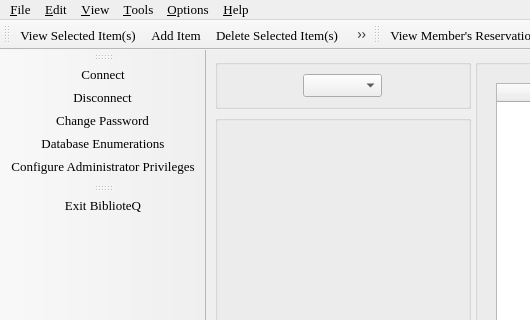
The window that mainwindow.ui (textbrowser/biblioteq) describes before a commit, drawn with Qt 5; both pictures show x 0 to 530 and y 0 to 320 of the 900 by 650 pixel window.
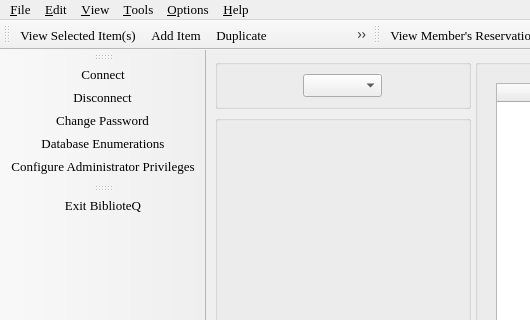
The same window after the commit. Icons and pictures are not drawn. Custom widgets are drawn as their Qt base class.

Patch:
```diff
--- a/mainwindow.ui
+++ b/mainwindow.ui
@@ -597,6 +597,7 @@
    </attribute>
    <addaction name="detailsTool"/>
    <addaction name="createTool"/>
+   <addaction name="duplicateTool"/>
    <addaction name="deleteTool"/>
    <addaction name="modifyTool"/>
    <addaction name="printTool"/>
@@ -1387,6 +1388,24 @@
     <string>&amp;Export View as CSV</string>
    </property>
   </action>
+  <action name="duplicateTool">
+   <property name="icon">
+    <iconset>
+     <normaloff>icons.d/32x32/duplicate.png</normaloff>icons.d/32x32/duplicate.png</iconset>
+   </property>
+   <property name="text">
+    <string>Duplicate</string>
+   </property>
+   <property name="toolTip">
+    <string>Duplicate</string>
+   </property>
+   <property name="font">
+    <font>
+     <family>Times</family>
+     <pointsize>10</pointsize>
+    </font>
+   </property>
+  </action>
  </widget>
  <customwidgets>
   <customwidget>
```
Left out of the diff: 5 changed lines with no effect on the pictures.
